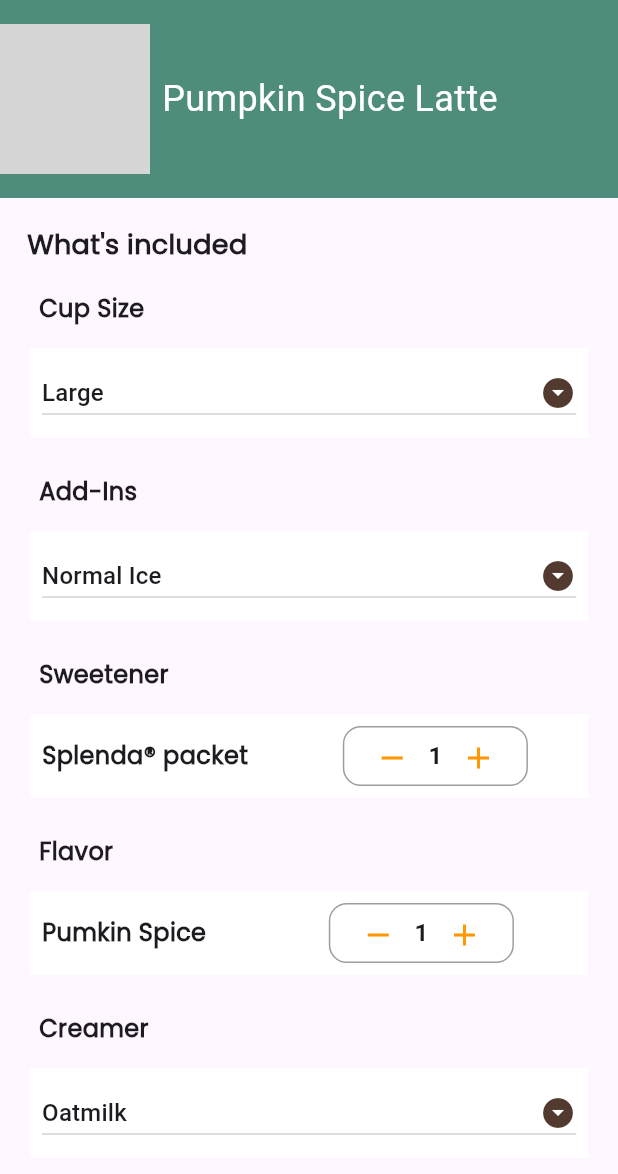
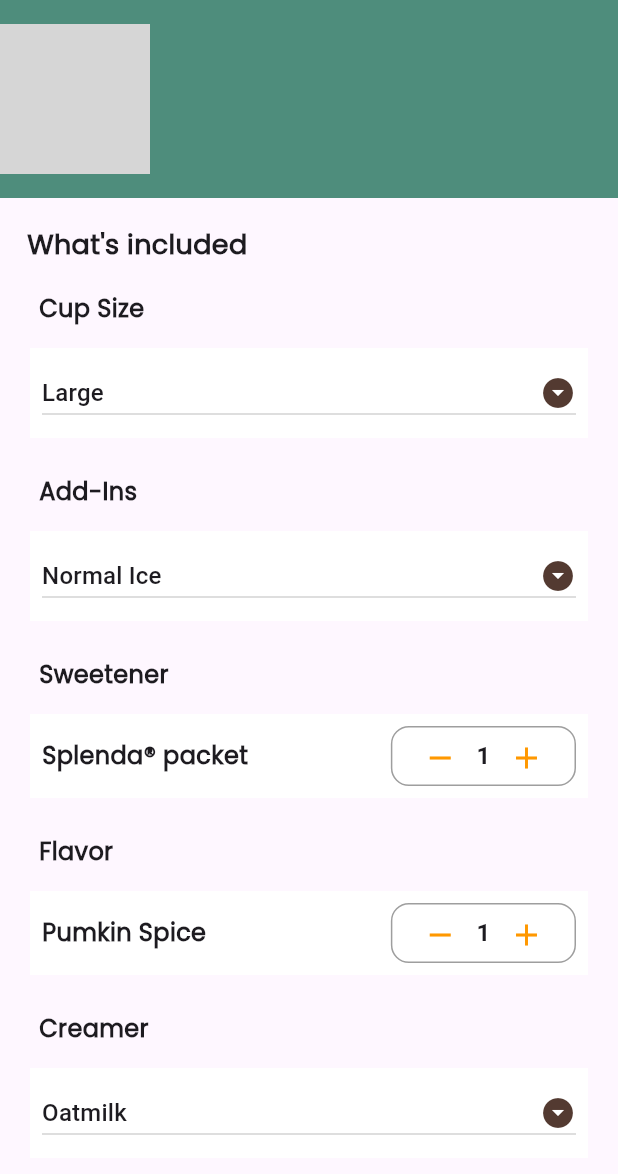
Before and after one commit to Dina266/Coffe_Shop_App, a Flutter app: the DetailScreenBodyItem widget shown alone on an empty page, opened directly with empty values, on a phone screen of 412 x 824 dp. Shown: the top 1174 px of the screen. Run offline on Flutter 3.47's test engine with Material 3 defaults, Android fonts, the phone set to English and light mode, and no system bars; our stand-ins replace bloc, dartz, dio, firebase_auth, firebase_core, flutter_bloc and 7 more; accounts and stored records are empty; network calls fail; grey boxes are pictures that could not be loaded.

Commit message:
refactor in ui

```diff
--- a/lib/features/details/presentation/views/widgets/custom_incremental_widget.dart
+++ b/lib/features/details/presentation/views/widgets/custom_incremental_widget.dart
@@ -38,13 +38,9 @@ class CustomIncrementalItems extends StatelessWidget {
                   subTitle,
                   style: AppStyle.semiBold16,
                 ),
-                const SizedBox(
-                  width: 1,
-                ),
+
                 QuantityCounter(),
-                const SizedBox(
-                  width: 1,
-                )
+
               ],
             ),
           ),
--- a/lib/features/details/presentation/views/widgets/detail_screen_body_item.dart
+++ b/lib/features/details/presentation/views/widgets/detail_screen_body_item.dart
@@ -19,9 +19,9 @@ class DetailScreenBodyItem extends StatelessWidget {
               Image.network(coffeeModel.imageUrl,
                   height: 100), // Replace with your image asset
               const SizedBox(width: 8),
-              const Text(
-                'Pumpkin Spice Latte',
-                style: TextStyle(fontSize: 24, color: Colors.white),
+              Text(
+                coffeeModel.name,
+                style: const TextStyle(fontSize: 24, color: Colors.white),
               ),
             ],
           ),
--- a/lib/features/details/presentation/views/widgets/details_screen_body.dart
+++ b/lib/features/details/presentation/views/widgets/details_screen_body.dart
@@ -1,8 +1,6 @@
-import 'dart:developer';
 import 'package:coffe_shop_app/features/details/presentation/controller/detail_cubit/detail_cubit.dart';
 import 'package:flutter/material.dart';
 import 'package:flutter_bloc/flutter_bloc.dart';
-import '../../../../home/presentation/view/widget/custom_shimmer_placholder.dart';
 import 'detail_screen_body_item.dart';
 
 class DetailsScreenBody extends StatelessWidget {
@@ -19,14 +17,12 @@ class DetailsScreenBody extends StatelessWidget {
         );
 
       } else if (state is DetailLoadedState) {
-        log('iam body');
 
         return DetailScreenBodyItem(
           coffeeModel: state.coffeModel,
         );
       } else {
-        log('iam loading');
-        return const ShimmerPlaceholder();
+        return const Center(child: CircularProgressIndicator());
       }
     });
   }
```
